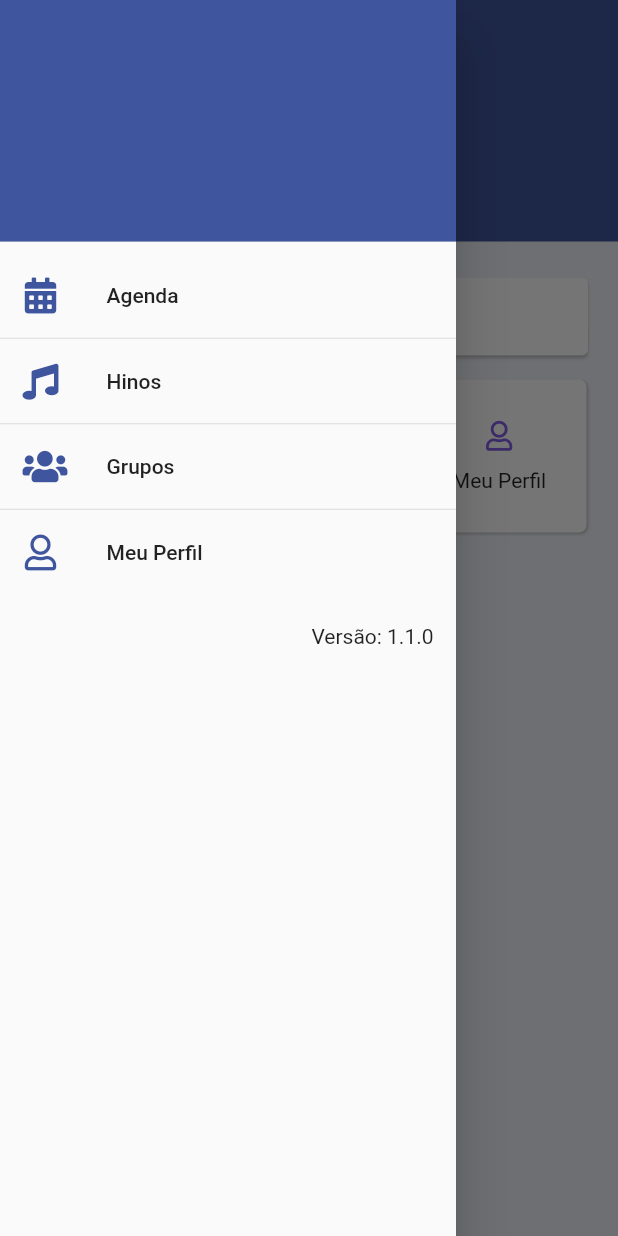
After one commit to FeBaumgartel/TCC-APP, a Flutter app: the HomePage screen opened directly, with the side drawer open, on a phone screen of 412 x 824 dp. The commit adds this screen. Run offline on Flutter 3.47's test engine with Material 2 defaults, Android fonts, the phone set to English and light mode, and no system bars; drawn by our look-alikes of overlay_support; our stand-ins replace date_format, flutter_datetime_picker, flutter_secure_storage, font_awesome_flutter, package_info, rxdart and 2 more; missing offline and left inert: calendar_views, sticky_infinite_list; accounts and stored records are empty.

Commit message:
feat: pagina inicial

```diff
--- /dev/null
+++ b/lib/components/drawer.dart
@@ -0,0 +1,128 @@
+import 'package:flutter/material.dart';
+import 'package:tcc_app/providers/components/drawer.dart';
+import 'package:tcc_app/providers/sessao.dart';
+import 'package:font_awesome_flutter/font_awesome_flutter.dart';
+import 'package:provider/provider.dart';
+
+class DrawerApp extends StatelessWidget {
+
+  @override
+  Widget build(BuildContext context) {
+
+    return MultiProvider(
+      providers: [
+        ChangeNotifierProvider<DrawerProvider>(
+          create: (context) => DrawerProvider(context),
+        )
+      ],
+      child: Consumer<DrawerProvider>(
+        builder: (context, model, widget) => Drawer(
+          key: model.drawerKey,
+          child: ListView(
+            padding: EdgeInsets.zero,
+            children: <Widget>[
+              GestureDetector(
+                onTap: () {
+                  Navigator.pop(context);
+                  Navigator.pushNamed(context, '/home');
+                },
+                child: DrawerHeader(
+                  padding: EdgeInsets.all(15),
+                  decoration:
+                      BoxDecoration(color: Theme.of(context).primaryColor),
+                  child: Column(
+                    crossAxisAlignment: CrossAxisAlignment.start,
+                    mainAxisAlignment: MainAxisAlignment.end,
+                    children: <Widget>[
+                      Padding(padding: EdgeInsets.only(right: 5)),
+                      Column(
+                        mainAxisAlignment: MainAxisAlignment.end,
+                        crossAxisAlignment: CrossAxisAlignment.start,
+                        children: <Widget>[
+                          Text(
+                            model.usuario != null ? model.usuario?.nome : '',
+                            style:
+                                TextStyle(color: Colors.white, fontSize: 20.0),
+                          ),
+                        ],
+                      ),
+                    ],
+                  ),
+                ),
+              ),
+              ItemDrawer(
+                nome: 'Agenda',
+                rota: '/agenda',
+                icone: FontAwesomeIcons.solidCalendarAlt,
+              ),
+              Divider(
+                height: 1,
+              ),
+              ItemDrawer(
+                nome: 'Hinos',
+                rota: '/hinos',
+                icone: FontAwesomeIcons.music,
+              ),
+              Divider(
+                height: 1,
+              ),
+              ItemDrawer(
+                nome: 'Grupos',
+                rota: '/grupos',
+                icone: FontAwesomeIcons.users,
+              ),
+              Divider(
+                height: 1,
+              ),
+              ItemDrawer(
+                nome: 'Meu Perfil',
+                rota: '/perfil',
+                icone: FontAwesomeIcons.user,
+              ),
+              ListTile(
+                contentPadding: EdgeInsets.symmetric(
+                  vertical: 0,
+                  horizontal: 15,
+                ),
+                trailing: Consumer<DrawerProvider>(
+                  builder: (context, model, widget) {
+                    return Text((model.packageInfo != null)
+                        ? 'Versão: ' + model.packageInfo.version
+                        : '');
+                  },
+                ),
+              )
+            ],
+          ),
+        ),
+      ),
+    );
+  }
+}
+
+class ItemDrawer extends StatelessWidget {
+  final IconData icone;
+  final String nome;
+  final String rota;
+
+  ItemDrawer({this.icone, this.nome, this.rota});
+
+  @override
+  Widget build(BuildContext context) {
+    return ListTile(
+      contentPadding: EdgeInsets.symmetric(
+        vertical: 0,
+        horizontal: 15,
+      ),
+      leading: Icon(
+        icone,
+        color: Theme.of(context).primaryColor,
+      ),
+      title: Text(nome),
+      onTap: () {
+        Navigator.pop(context);
+        Navigator.pushNamed(context, rota);
+      },
+    );
+  }
+}
--- /dev/null
+++ b/lib/providers/components/drawer.dart
@@ -0,0 +1,42 @@
+import 'dart:async';
+import 'dart:io';
+
+import 'package:flutter/material.dart';
+import 'package:tcc_app/models/usuario.dart';
+import 'package:tcc_app/services/sessao.dart';
+import 'package:package_info/package_info.dart';
+
+class DrawerProvider extends ChangeNotifier {
+  final BuildContext context;
+  StreamSubscription _streamSessao;
+  DateTime _ultimaSincronizacao;
+  GlobalKey<ScaffoldState> drawerKey = GlobalKey();
+  ImageProvider imgUser;
+  PackageInfo packageInfo;
+  Usuario usuario;
+  bool mostrarFalhas = false;
+
+  DrawerProvider(this.context) {
+    PackageInfo.fromPlatform().then((value) {
+      packageInfo = value;
+      notifyListeners();
+    });
+  }
+
+  DateTime get ultimaSincronizacao => _ultimaSincronizacao;
+
+  String getNomeAvatar() {
+    if (usuario.nome != null) {
+      List nome = usuario.nome.split(' ');
+      return (nome[0][0] + nome[nome.length - 1][0]);
+    }
+
+    return '';
+  }
+
+  @override
+  void dispose() async {
+    super.dispose();
+    await _streamSessao.cancel();
+  }
+}
--- /dev/null
+++ b/lib/providers/screens/home.dart
@@ -0,0 +1,127 @@
+import 'package:flutter/material.dart';
+import 'package:tcc_app/models/usuario.dart';
+import 'package:tcc_app/services/dao/home.dart';
+import 'package:tcc_app/services/sessao.dart';
+import 'package:tcc_app/theme.dart' as ThemeApp;
+
+class HomeProvider extends ChangeNotifier {
+  BuildContext context;
+  final ScrollController scrollController = ScrollController();
+  final GlobalKey<ScaffoldState> scaffoldKey = new GlobalKey<ScaffoldState>();
+  final HomeService _homeService = HomeService();
+
+  Usuario usuario;
+  String atividades = 'atividades';
+  bool _iconeUp = false;
+
+  HomeProvider(this.context) {
+    _init();
+  }
+
+  _init() async {
+
+    await _getAtividades();
+
+    notifyListeners();
+  }
+
+  Future<void> _getAtividades() async {
+    await _homeService.getAtividades().then((value) => atividades = value > 0
+        ? 'Temos ' + value.toString() + ' atividades para hoje'
+        : 'Nenhuma atividade para hoje');
+  }
+
+  String getUsuarioNome() {
+    List primeiroNome;
+    if (usuario?.nome != null) {
+      primeiroNome = usuario.nome.split(' ');
+      return 'Olá, ' + primeiroNome[0];
+    }
+    return 'Olá.';
+  }
+
+  void acumuladas(){
+    if(_iconeUp){
+      _iconeUp = false;
+    } else {
+      _iconeUp = true;
+    }
+    showIcon();
+    notifyListeners();
+  }
+  Container showIcon() {
+    if (_iconeUp) {
+      return Container(
+          child: Icon(Icons.expand_more,
+              color: Colors.grey, //ThemeApp.Theme.primary,
+              size: 25));
+    } else {
+      return Container(
+          child: Icon(Icons.expand_less,
+              color: Colors.grey, //ThemeApp.Theme.primary,
+              size: 25));
+    }
+  }
+
+  renderGridItemLinha(String texto, String rota, {IconData icone}) {
+    return Expanded(
+      flex: 2,
+      child: GestureDetector(
+        onTap: () => {Navigator.pushNamed(context, rota)},
+        child: Container(
+          height: 102,
+          decoration: BoxDecoration(
+              color: Colors.white,
+              shape: BoxShape.rectangle,
+              borderRadius: BorderRadius.circular(5),
+              boxShadow: [
+                BoxShadow(
+                    blurRadius: 1,
+                    color: Colors.grey[400],
+                    offset: Offset(1, 1)),
+              ]),
+          child: Column(
+            mainAxisAlignment: MainAxisAlignment.center,
+            crossAxisAlignment: CrossAxisAlignment.center,
+            children: <Widget>[
+              if (icone != null)
+                Icon(icone, size: 20, color: ThemeApp.Theme.primary),
+              if (icone != null) Padding(padding: EdgeInsets.all(6.0)),
+              Text(texto, textAlign: TextAlign.center)
+            ],
+          ),
+        ),
+      ),
+    );
+  }
+
+  renderGridItemColuna(String texto, String rota, IconData icone) {
+    return Expanded(
+      flex: 2,
+      child: GestureDetector(
+        onTap: () => {Navigator.pushNamed(context, rota)},
+        child: Container(
+          height: 78,
+          decoration: BoxDecoration(
+              color: Colors.white,
+              shape: BoxShape.rectangle,
+              borderRadius: BorderRadius.circular(5),
+              boxShadow: [
+                BoxShadow(
+                    blurRadius: 1,
+                    color: Colors.grey[400],
+                    offset: Offset(1, 1)),
+              ]),
+          child: Row(
+            children: <Widget>[
+              Padding(padding: EdgeInsets.all(6.0)),
+              Icon(icone, size: 20, color: ThemeApp.Theme.primary),
+              Padding(padding: EdgeInsets.all(6.0)),
+              Text(texto)
+            ],
+          ),
+        ),
+      ),
+    );
+  }
+}
--- a/lib/routes.dart
+++ b/lib/routes.dart
@@ -1,8 +1,8 @@
 import 'package:flutter_localizations/flutter_localizations.dart';
 import 'package:tcc_app/screens/login/login.dart';
 import 'package:tcc_app/screens/agenda/agenda.dart';
-// import 'package:biribi_financas/screens/principal/principal.dart';
-// import 'package:biribi_financas/screens/movimentacao/movimentacao.dart';
+import 'package:tcc_app/screens/home/home.dart';
+import 'package:tcc_app/screens/landing-page.dart';
 import 'package:tcc_app/theme.dart' as ThemeApp;
 import 'package:flutter/material.dart';
 import 'package:provider/provider.dart';
@@ -13,6 +13,8 @@ import 'package:overlay_support/overlay_support.dart';
 class Routes {
   final routes = <String, WidgetBuilder>{
     '/login': (BuildContext context) => Login(),
+    '/home': (BuildContext context) => Home(),
+    '/landingpage': (BuildContext context) => LandingPage(),
     '/agenda': (BuildContext context) => Agenda(),
   };
 
@@ -38,7 +40,7 @@ class TccApp extends StatelessWidget {
     this.routes,
   }) : super(key: key);
 
-  final Map<String, Widget Function(BuildContext)> routes;
+  final Map routes;
 
   @override
   Widget build(BuildContext context) {
@@ -46,6 +48,9 @@ class TccApp extends StatelessWidget {
     return new MaterialApp(
       theme: themeNotifier.getTheme(),
       routes: routes,
+      onGenerateRoute: (RouteSettings settings) {
+        return routes['/home'];
+      },
       home: new Login(),
       localizationsDelegates: [
         GlobalMaterialLocalizations.delegate,
@@ -69,5 +74,4 @@ class ThemeNotifier with ChangeNotifier {
     _themeData = themeData;
     notifyListeners();
   }
-
 }
--- /dev/null
+++ b/lib/screens/home/home.dart
@@ -0,0 +1,121 @@
+import 'package:flutter/material.dart';
+import 'package:font_awesome_flutter/font_awesome_flutter.dart';
+import 'package:tcc_app/components/drawer.dart';
+import 'package:tcc_app/providers/screens/home.dart';
+import 'package:tcc_app/theme.dart' as ThemeApp;
+import 'package:provider/provider.dart';
+
+class Home extends StatelessWidget {
+  @override
+  Widget build(BuildContext context) {
+    return new HomePage();
+  }
+}
+
+class HomePage extends StatefulWidget {
+  HomePage({Key key}) : super(key: key);
+
+  @override
+  _HomePageState createState() => _HomePageState();
+}
+
+class _HomePageState extends State<HomePage> {
+  final ScrollController scrollController = ScrollController();
+
+  @override
+  Widget build(BuildContext context) {
+    return ChangeNotifierProvider<HomeProvider>(
+      create: (context) => HomeProvider(context),
+      child: Scaffold(
+        backgroundColor: Color(0xFFF0F2F8),
+        body: CustomScrollView(
+          controller: scrollController,
+          slivers: <Widget>[
+            SliverAppBar(
+              pinned: true,
+              snap: false,
+              floating: false,
+              expandedHeight: 161,
+              title: Padding(
+                padding: EdgeInsets.only(right: 56),
+                child: Row(
+                  mainAxisAlignment: MainAxisAlignment.center,
+                  children: <Widget>[
+                    Row(
+                      children: <Widget>[
+                        Container(
+                          padding: EdgeInsets.all(2),
+                          height: 30,
+                          width: 200,
+                          child: Image.asset(
+                            'assets/images/logo.png',
+                            fit: BoxFit.contain,
+                            filterQuality: FilterQuality.high,
+                          ),
+                        ),
+                      ],
+                    ),
+                  ],
+                ),
+              ),
+            ),
+            SliverPadding(
+              padding: EdgeInsets.all(16.0),
+              sliver: SliverList(
+                delegate: SliverChildListDelegate(
+                  [
+                    Padding(
+                      padding: const EdgeInsets.symmetric(vertical: 4.0),
+                      child: GestureDetector(
+                        onTap: () => {Navigator.pushNamed(context, '/agenda')},
+                        child: Card(
+                          child: Padding(
+                            padding: const EdgeInsets.fromLTRB(
+                                16.0, 16.0, 16.0, 16.0),
+                            child: Wrap(
+                              crossAxisAlignment: WrapCrossAlignment.center,
+                              spacing: 15,
+                              children: <Widget>[
+                                Icon(FontAwesomeIcons.calendarCheck,
+                                    size: 20, color: ThemeApp.Theme.primary),
+                                Consumer<HomeProvider>(
+                                    builder: (context, model, widget) {
+                                  return Text(model.atividades);
+                                }),
+                              ],
+                            ),
+                          ),
+                        ),
+                      ),
+                    ),
+                    Padding(
+                      padding: const EdgeInsets.fromLTRB(5.0, 8.0, 5.0, 8.0),
+                      child: Consumer<HomeProvider>(
+                        builder: (context, model, widget) => Row(
+                          children: <Widget>[
+                            model.renderGridItemLinha('Hinos', '/hinos',
+                                icone: FontAwesomeIcons.music),
+                            Padding(
+                                padding: EdgeInsets.symmetric(horizontal: 5.0)),
+                            model.renderGridItemLinha('Grupos', '/grupos',
+                                icone: FontAwesomeIcons.users),
+                            Padding(
+                                padding: EdgeInsets.symmetric(horizontal: 5.0)),
+                            model.renderGridItemLinha('Meu Perfil', '/perfil',
+                                icone: FontAwesomeIcons.user)
+                          ],
+                        ),
+                      ),
+                    ),
+                    Padding(padding: EdgeInsets.only(bottom: 16.0))
+                  ],
+                ),
+              ),
+            ),
+          ],
+        ),
+        drawer: DrawerApp(),
+      ),
+    );
+  }
+}
--- a/lib/screens/login/login.dart
+++ b/lib/screens/login/login.dart
@@ -209,7 +209,7 @@ class _LoginPageState extends State<LoginPage> with TickerProviderStateMixin {
                                             .validarLogin(email, senha);
                                         if (usuario != null) {
                                           await Navigator.pushNamed(
-                                              context, '/agenda',
+                                              context, '/landingpage',
                                               arguments: {'usuario': usuario});
                                         } else {_showDialog();}
                                       });
--- /dev/null
+++ b/lib/services/dao/home.dart
@@ -0,0 +1,20 @@
+import 'package:tcc_app/services/database.dart';
+
+class HomeService {
+  final Database _database = Database.create();
+  String hoje = DateTime.now().toString().split(" ")[0];
+
+  Future<int> getAtividades() async{
+
+    int atividades = 0;
+    String sql = 'SELECT COUNT(1) as total, strftime(\'%Y-%m-%d\', data_inicio) as data FROM eventos WHERE data = ?';
+    List<Map> maps = await _database.db.rawQuery(sql, [hoje]);
+
+    if(maps.length > 0){
+      atividades = maps.first['total'];
+    }
+
+    return atividades;
+  }
+
+}
```
Also changed, not shown: lib/providers/screens/hinos/cadastrar-editar/cadastrar-editar.dart (added, +110 -0 lines), lib/providers/sessao.dart (added, +18 -0 lines), lib/screens/landing-page.dart (added, +30 -0 lines), lib/services/dao/hinos.dart (added, +125 -0 lines).
